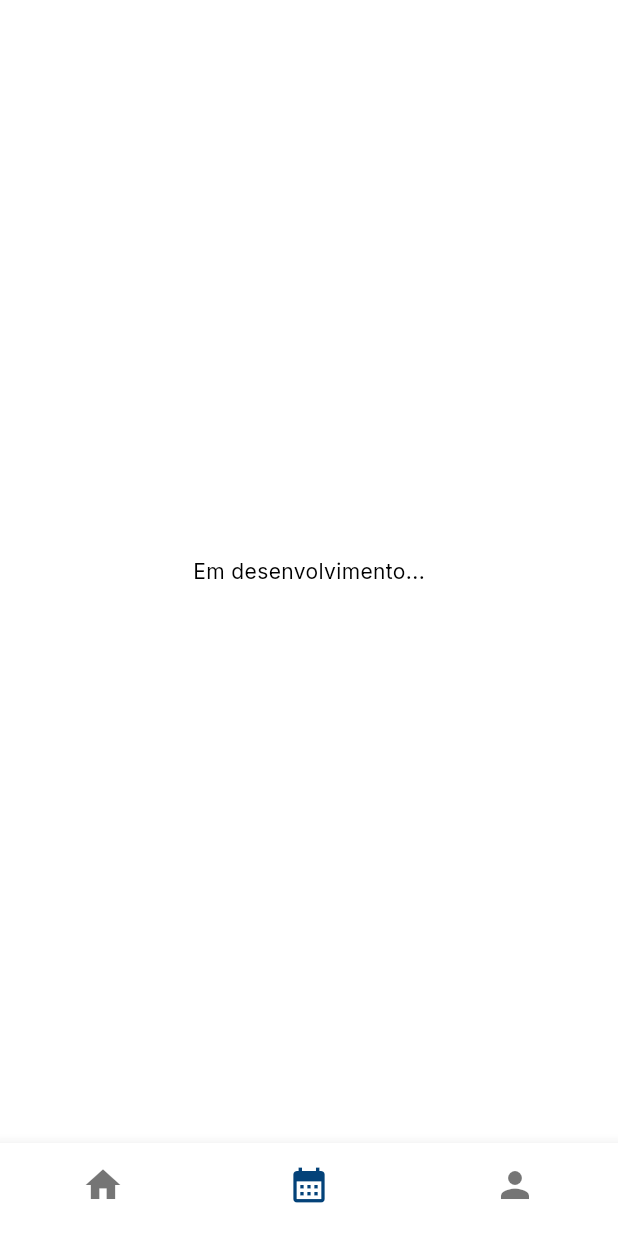
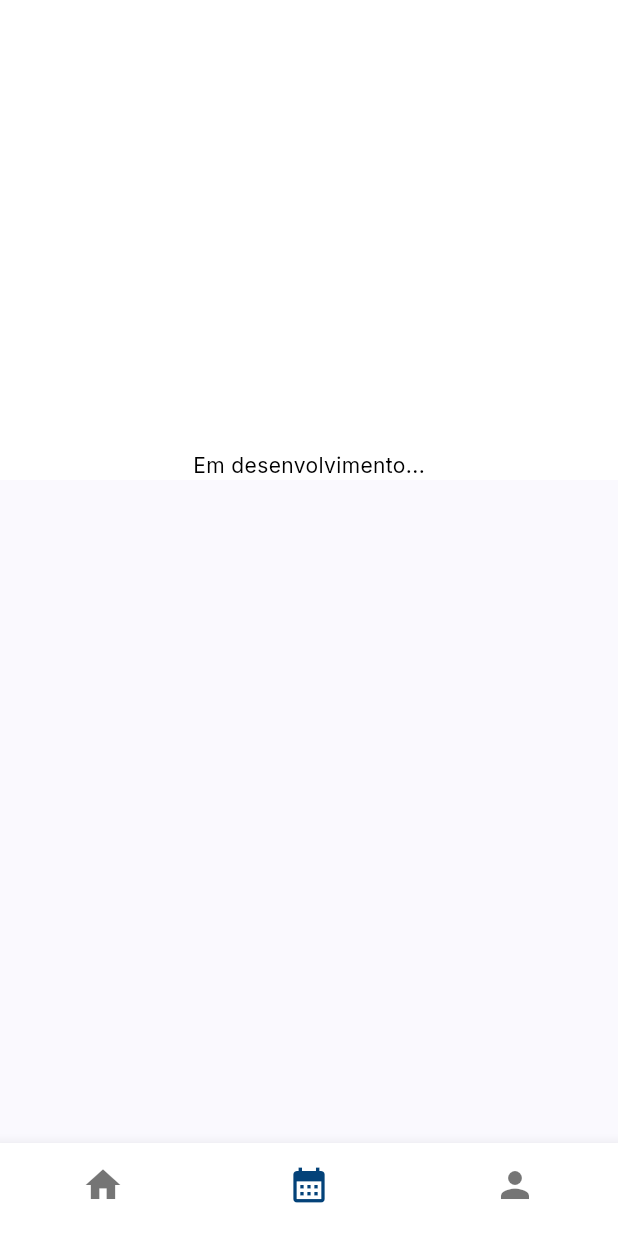
Before and after one commit to ThalysonE/sistema-ebd, a Flutter app: the TelaPrincipal screen opened directly, item 2 of the bottom bar chosen, on a phone screen of 412 x 824 dp. Run offline on Flutter 3.47's test engine with Material 3 defaults, Android fonts, the light colour scheme and no system bars; our stand-ins replace google_fonts; missing offline and left inert: dart:ffi.

Commit message:
resolvi aligns problemas da tela principal

```diff
--- a/front/sistema_ebd/lib/Data/repositories/login_repositories.dart
+++ b/front/sistema_ebd/lib/Data/repositories/login_repositories.dart
@@ -16,7 +16,7 @@ class LoginRepository implements ILoginRepository {
     var dados = {'username':login.toLowerCase(),'password':senha};
     try{
       final resposta = await client.post(
-      url: 'http://10.0.2.2:3333/auth/login',
+      url: 'http://192.168.0.75:3333/auth/login',
       body: dados,
     );
       final body = jsonDecode(resposta.body);
--- a/front/sistema_ebd/lib/pages/tela_em_andamento.dart
+++ b/front/sistema_ebd/lib/pages/tela_em_andamento.dart
@@ -7,7 +7,13 @@ class TelaEmAndamento extends StatelessWidget {
   Widget build(BuildContext context) {
     return const Material(
       child: Center(
-        child: Text('Em desenvolvimento...', style: TextStyle(color: Colors.black),),
+        child: Padding(
+          padding: EdgeInsets.only(top: 300),
+          child: Text(
+            'Em desenvolvimento...',
+            style: TextStyle(color: Colors.black),
+          ),
+        ),
       ),
     );
   }
--- a/front/sistema_ebd/lib/pages/tela_principal.dart
+++ b/front/sistema_ebd/lib/pages/tela_principal.dart
@@ -12,12 +12,13 @@ class TelaPrincipal extends StatefulWidget {
 
 class _TelaPrincipalState extends State<TelaPrincipal> {
   int itemMenu = 0;
+
   Widget ListaOpcoes() {
     return Column(
       children: [
         Container(
           width: double.infinity,
-          height: 150,
+          height: 135,
           padding: EdgeInsets.only(top: 25, left: 30, right: 30),
           decoration: BoxDecoration(
             gradient: LinearGradient(
@@ -66,7 +67,7 @@ class _TelaPrincipalState extends State<TelaPrincipal> {
           ),
         ),
         Container(
-          padding: EdgeInsets.symmetric(vertical: 20, horizontal: 30),
+          padding: EdgeInsets.only(top: 25, bottom: 20, left: 28, right: 28),
           child: Column(
             crossAxisAlignment: CrossAxisAlignment.start,
             children: [
@@ -81,9 +82,15 @@ class _TelaPrincipalState extends State<TelaPrincipal> {
               Row(
                 children: [
                   Expanded(
+                    child: SizedBox(
+                      height: 137,
                       child: Card(
                         child: InkWell(
-                        splashColor: Theme.of(context).primaryColor,
+                          highlightColor: Color.fromARGB(108, 101, 149, 231),
+                          splashColor: const Color.fromARGB(108, 101, 149, 231),
+                          onTap: () {
+                            print('foi');
+                          },
                           borderRadius: BorderRadius.circular(12),
                           child: Padding(
                             padding: const EdgeInsets.symmetric(
@@ -91,13 +98,14 @@ class _TelaPrincipalState extends State<TelaPrincipal> {
                               horizontal: 10,
                             ),
                             child: Column(
+                              mainAxisAlignment: MainAxisAlignment.center,
                               children: [
                                 Image.asset(
                                   'assets/images/icone_opcoes/registro_aula_icon.png',
                                   width: 63,
                                   height: 63,
                                 ),
-                              SizedBox(height: 8),
+                                SizedBox(height: 4),
                                 Text(
                                   'Registro de Aulas',
                                   style: Theme.of(
@@ -113,10 +121,16 @@ class _TelaPrincipalState extends State<TelaPrincipal> {
                         ),
                       ),
                     ),
-                  SizedBox(width: 18),
+                  ),
+                  SizedBox(width: 12),
                   Expanded(
+                    child: SizedBox(
+                      height: 137,
                       child: Card(
                         child: InkWell(
+                          highlightColor: Color.fromARGB(108, 101, 149, 231),
+                          splashColor: const Color.fromARGB(108, 101, 149, 231),
+                          onTap: () {},
                           borderRadius: BorderRadius.circular(12),
                           child: Padding(
                             padding: const EdgeInsets.symmetric(
@@ -124,13 +138,14 @@ class _TelaPrincipalState extends State<TelaPrincipal> {
                               horizontal: 10,
                             ),
                             child: Column(
+                              mainAxisAlignment: MainAxisAlignment.center,
                               children: [
                                 Image.asset(
                                   'assets/images/icone_opcoes/cadastro_aula_icon.png',
                                   width: 63,
                                   height: 63,
                                 ),
-                              SizedBox(height: 8),
+                                SizedBox(height: 4),
                                 Text(
                                   'Cadastrar Aula',
                                   style: Theme.of(
@@ -146,6 +161,7 @@ class _TelaPrincipalState extends State<TelaPrincipal> {
                         ),
                       ),
                     ),
+                  ),
                 ],
               ),
             ],
@@ -153,7 +169,7 @@ class _TelaPrincipalState extends State<TelaPrincipal> {
         ),
         SizedBox(height: 15),
         Container(
-          padding: EdgeInsets.symmetric(vertical: 20, horizontal: 30),
+          padding: EdgeInsets.only(top: 20, bottom: 20, left: 28, right: 28),
           child: Column(
             crossAxisAlignment: CrossAxisAlignment.start,
             children: [
@@ -168,8 +184,13 @@ class _TelaPrincipalState extends State<TelaPrincipal> {
               Row(
                 children: [
                   Expanded(
+                    child: SizedBox(
+                      height: 137,
                       child: Card(
                         child: InkWell(
+                          highlightColor: Color.fromARGB(108, 101, 149, 231),
+                          splashColor: const Color.fromARGB(108, 101, 149, 231),
+                          onTap: () {},
                           borderRadius: BorderRadius.circular(12),
                           child: Padding(
                             padding: const EdgeInsets.symmetric(
@@ -177,6 +198,7 @@ class _TelaPrincipalState extends State<TelaPrincipal> {
                               horizontal: 10,
                             ),
                             child: Column(
+                              mainAxisAlignment: MainAxisAlignment.center,
                               children: [
                                 Image.asset(
                                   'assets/images/icone_opcoes/gerenciar_membros_icon.png',
@@ -199,10 +221,16 @@ class _TelaPrincipalState extends State<TelaPrincipal> {
                         ),
                       ),
                     ),
-                  SizedBox(width: 18),
+                  ),
+                  SizedBox(width: 12),
                   Expanded(
+                    child: SizedBox(
+                      height: 137,
                       child: Card(
                         child: InkWell(
+                          highlightColor: Color.fromARGB(108, 101, 149, 231),
+                          splashColor: const Color.fromARGB(108, 101, 149, 231),
+                          onTap: () {},
                           borderRadius: BorderRadius.circular(12),
                           child: Padding(
                             padding: const EdgeInsets.symmetric(
@@ -210,6 +238,8 @@ class _TelaPrincipalState extends State<TelaPrincipal> {
                               horizontal: 10,
                             ),
                             child: Column(
+                              mainAxisAlignment: MainAxisAlignment.center,
+                              crossAxisAlignment: CrossAxisAlignment.center,
                               children: [
                                 Image.asset(
                                   'assets/images/icone_opcoes/gerenciar_classe_icon.png',
@@ -232,6 +262,7 @@ class _TelaPrincipalState extends State<TelaPrincipal> {
                         ),
                       ),
                     ),
+                  ),
                 ],
               ),
             ],
@@ -240,20 +271,23 @@ class _TelaPrincipalState extends State<TelaPrincipal> {
       ],
     );
   }
+
   @override
   Widget build(BuildContext context) {
     return Material(
       child: Scaffold(
         backgroundColor: Color(0xFFfaf9fe),
-        body: itemMenu == 0? ListaOpcoes(): TelaEmAndamento(),
+        body: SingleChildScrollView(
+          child: itemMenu == 0 ? ListaOpcoes() : TelaEmAndamento(),
+        ),
         bottomNavigationBar: BottomNavigationBar(
           showSelectedLabels: false,
           showUnselectedLabels: false,
           iconSize: 28,
           currentIndex: itemMenu,
-          onTap: (index){
+          onTap: (index) {
             setState(() {
-              itemMenu= index;
+              itemMenu = index;
             });
           },
           items: [
```
Lines whose indentation alone changed are shown as unchanged.
